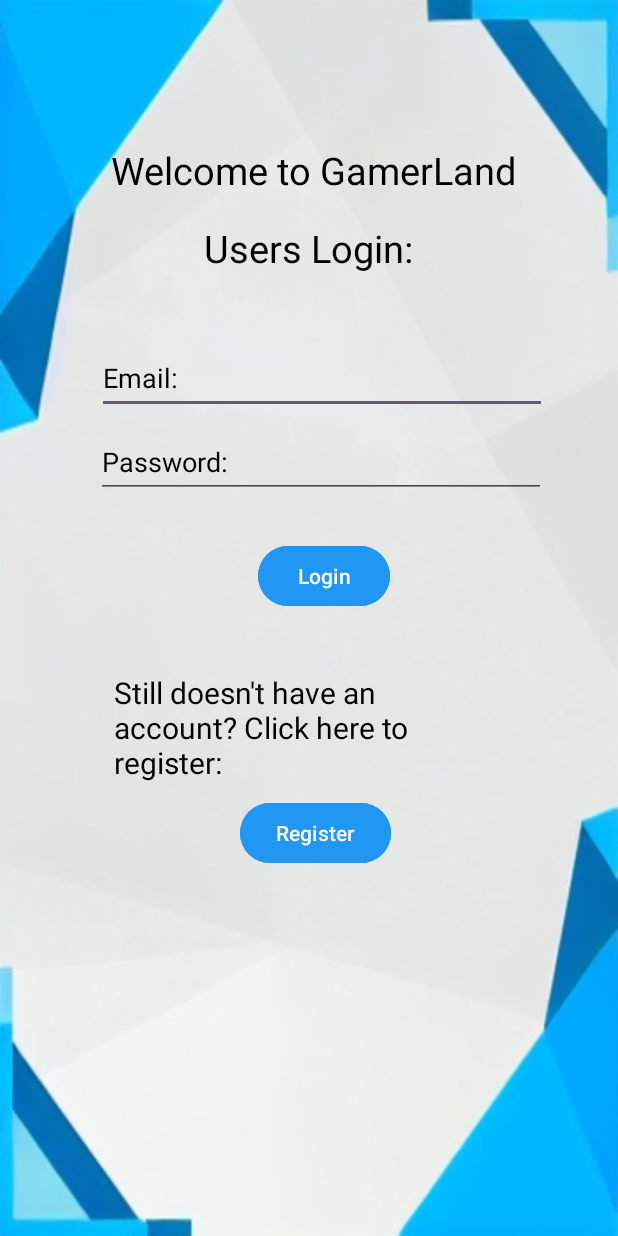
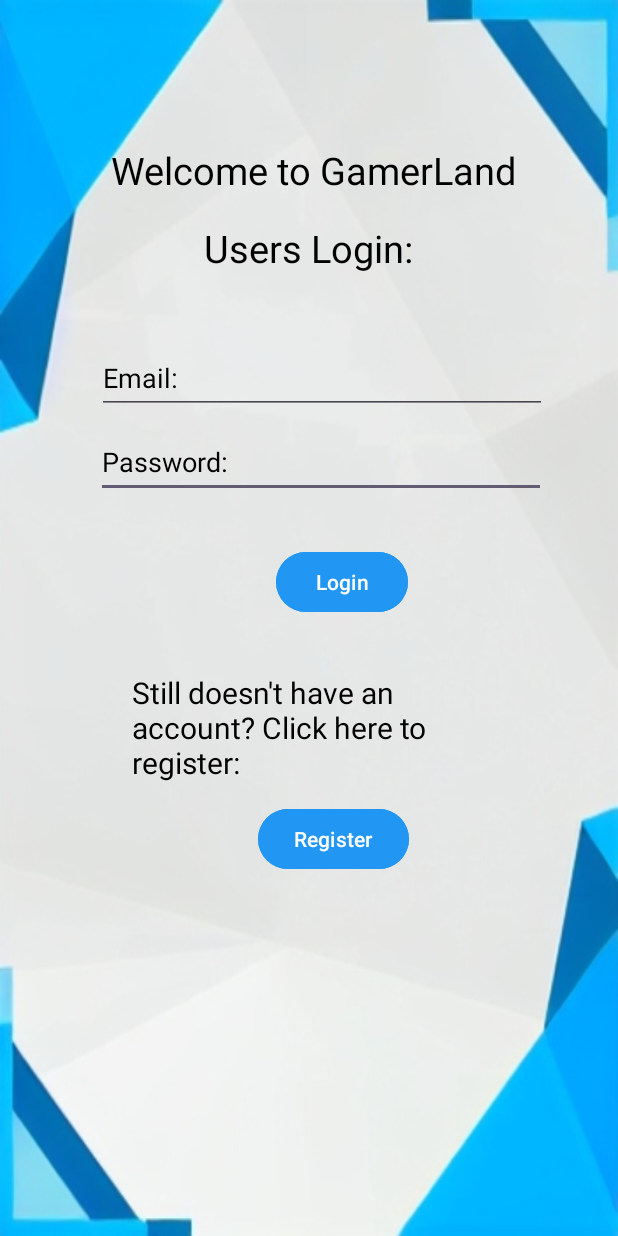
Before and after one commit to ShayKat112/GamerLandRep1, an Android app: the screen it shows after launch (WelcomeActivity), on a phone screen of 412 x 824 dp. Run offline under Robolectric (Android 15) with nearby library versions, the phone set to English and light mode, and no system bars; our stand-ins replace Firebase (no records; nobody signed in at launch, a user with empty details on screens opened directly); Roboto replaces fonts that are not available here.

Commit message:
safe spot to reload2

```diff
--- a/app/src/main/AndroidManifest.xml
+++ b/app/src/main/AndroidManifest.xml
@@ -25,6 +25,9 @@
         android:supportsRtl="true"
         android:theme="@style/Theme.GamerLand"
         tools:targetApi="31">
+        <activity
+            android:name=".AdminActivity"
+            android:exported="false" />
         <activity
             android:name=".ChatCreationActivity"
             android:exported="false" />
--- a/app/src/main/java/com/example/gamerland/RegisterActivity.java
+++ b/app/src/main/java/com/example/gamerland/RegisterActivity.java
@@ -175,7 +175,7 @@ public class RegisterActivity extends AppCompatActivity implements View.OnClickL
 
     private void saveUserToFirestore(String email, String username, String birthDate, List<String> likedGames, String profileImage) {
         // Create a UserModel object
-        usermodel user = new usermodel(email, username, birthDate, likedGames, profileImage);
+        usermodel user = new usermodel(email, username, birthDate, likedGames, profileImage, false);
 
         // Save user to Firestore
         firestore.collection("users").document(email)
--- a/app/src/main/res/layout/activity_welcome.xml
+++ b/app/src/main/res/layout/activity_welcome.xml
@@ -38,6 +38,19 @@
         app:layout_constraintTop_toTopOf="parent" />
 
     <EditText
+        android:id="@+id/edPassword"
+        android:layout_width="300dp"
+        android:layout_height="48dp"
+        android:layout_marginStart="64dp"
+        android:layout_marginTop="56dp"
+        android:ems="10"
+        android:hint="Password:"
+        android:inputType="textPassword"
+        android:textColorHint="#000000"
+        app:layout_constraintStart_toStartOf="parent"
+        app:layout_constraintTop_toTopOf="@id/edEmail" />
+
+    <EditText
         android:id="@+id/edEmail"
         android:layout_width="300dp"
         android:layout_height="48dp"
@@ -50,37 +63,12 @@
         app:layout_constraintStart_toStartOf="parent"
         app:layout_constraintTop_toTopOf="parent" />
 
-    <EditText
-        android:id="@+id/edPassword"
-        android:layout_width="300dp"
-        android:layout_height="48dp"
-        android:layout_marginStart="64dp"
-        android:layout_marginTop="8dp"
-        android:ems="10"
-        android:hint="Password:"
-        android:inputType="textPassword"
-        android:textColorHint="#000000"
-        app:layout_constraintStart_toStartOf="parent"
-        app:layout_constraintTop_toBottomOf="@+id/edEmail" />
-
-    <Button
-        android:id="@+id/btnLogin"
-        style="@style/Widget.Material3.Button"
-        android:layout_width="wrap_content"
-        android:layout_height="wrap_content"
-        android:layout_marginStart="172dp"
-        android:layout_marginTop="28dp"
-        android:backgroundTint="#2196F3"
-        android:text="Login"
-        app:layout_constraintStart_toStartOf="parent"
-        app:layout_constraintTop_toBottomOf="@+id/edPassword" />
-
     <TextView
         android:id="@+id/tvAccountChecker"
         android:layout_width="259dp"
         android:layout_height="79dp"
-        android:layout_marginStart="76dp"
-        android:layout_marginTop="40dp"
+        android:layout_marginStart="88dp"
+        android:layout_marginTop="36dp"
         android:text="Still doesn't have an account? Click here to register:"
         android:textColor="@color/black"
         android:textSize="20sp"
@@ -91,11 +79,23 @@
         android:id="@+id/btnRegister"
         android:layout_width="wrap_content"
         android:layout_height="wrap_content"
-        android:layout_marginStart="160dp"
-        android:layout_marginTop="4dp"
+        android:layout_marginStart="172dp"
+        android:layout_marginTop="8dp"
         android:backgroundTint="#2196F3"
         android:text="Register"
         app:layout_constraintStart_toStartOf="parent"
         app:layout_constraintTop_toBottomOf="@+id/tvAccountChecker" />
 
+    <Button
+        android:id="@+id/btnLogin"
+        style="@style/Widget.Material3.Button"
+        android:layout_width="wrap_content"
+        android:layout_height="wrap_content"
+        android:layout_marginStart="184dp"
+        android:layout_marginTop="32dp"
+        android:backgroundTint="#2196F3"
+        android:text="Login"
+        app:layout_constraintStart_toStartOf="parent"
+        app:layout_constraintTop_toBottomOf="@+id/edPassword" />
+
 </androidx.constraintlayout.widget.ConstraintLayout>
```
Also changed, not shown: app/src/main/java/com/example/gamerland/AdminActivity.java (added, +24 -0 lines), app/src/main/java/com/example/gamerland/ChatCreationActivity.java (+3 -8 lines), app/src/main/java/com/example/gamerland/usermodel.java (+6 -2 lines), app/src/main/res/layout/activity_admin.xml (added, +10 -0 lines).
